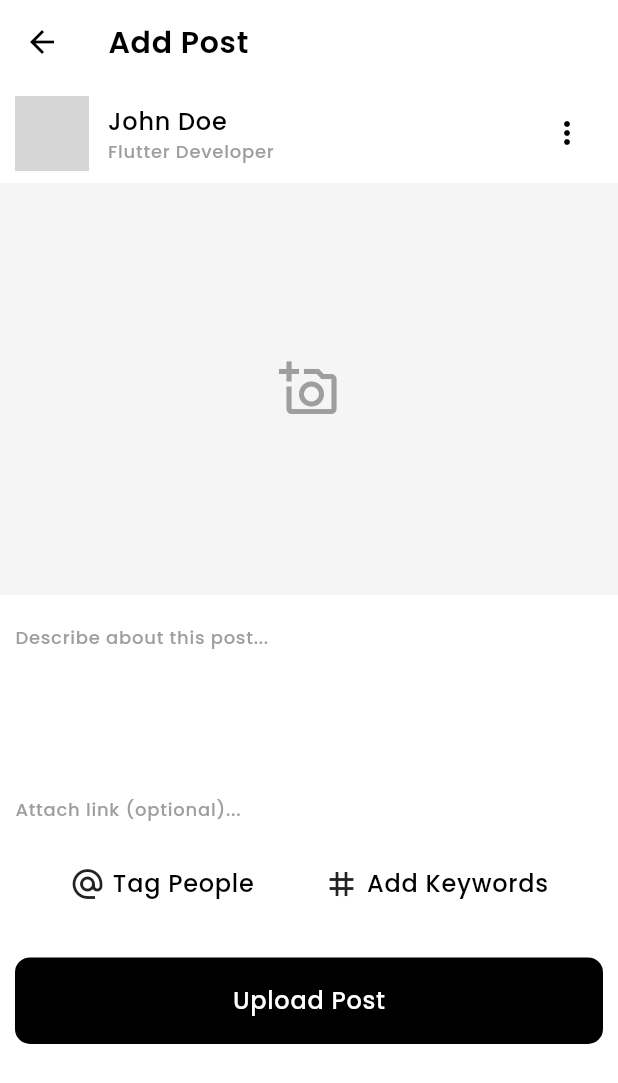
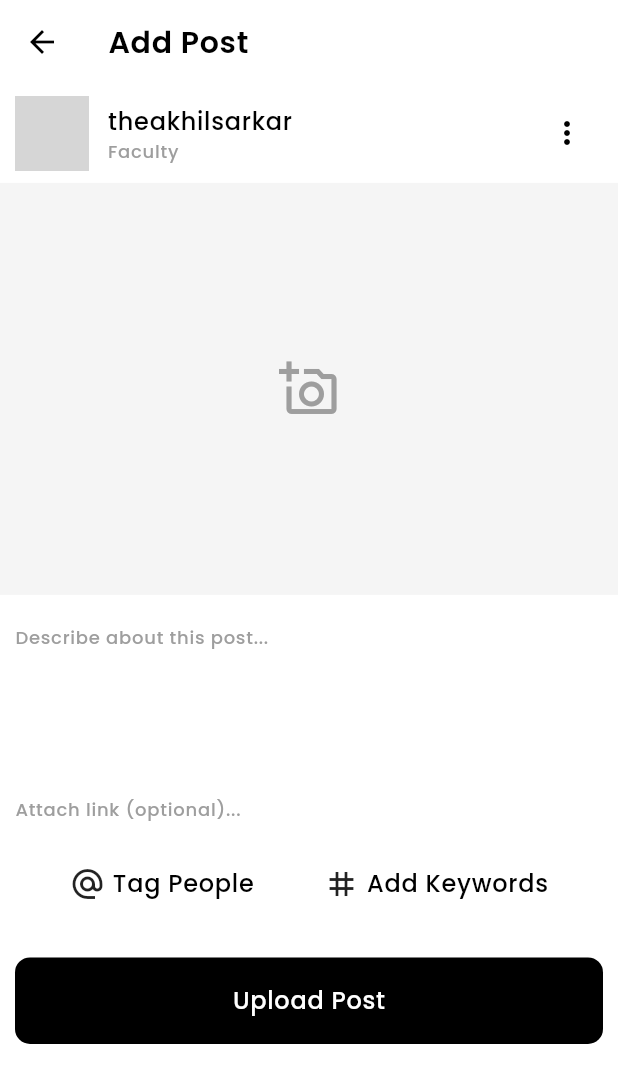
Before and after one commit to theAkHilsarkar18/skyer, a Flutter app: the AddPostScreen screen opened by its route, on a phone screen of 412 x 824 dp. Shown: the top 1083 px of the screen. Run offline on Flutter 3.47's test engine with Material 3 defaults, Android fonts, the phone set to English and light mode, and no system bars; our stand-ins replace animated_bottom_navigation_bar, google_fonts, share_plus; network calls fail; grey boxes are pictures that could not be loaded.

Commit message:
06-05-2024

```diff
--- a/lib/global_modal/userData.dart
+++ b/lib/global_modal/userData.dart
@@ -13,16 +13,16 @@ List userData = [
     'following' : 1,
     'profile_banner': 'https://images.pexels.com/photos/38568/apple-imac-ipad-workplace-38568.jpeg?auto=compress&cs=tinysrgb&w=1260&h=750&dpr=1',
     'profile_img': 'https://media.licdn.com/dms/image/D4D03AQH9iZq7oUyTKA/profile-displayphoto-shrink_200_200/0/1711671228423?e=1717632000&v=beta&t=Qmqf6YydjBPFhVT2xvTNXnhNvvM4HZuhwmgHb3qj5A8',
-    'posts_img' : [
+    'posts' : [
       {
-        'post_img': 'https://s3-alpha.figma.com/hub/file/4210100113/701f36a5-4b41-42b2-8e5f-e5b2039f6c73-cover.png',
+        'post_img': 'https://www.arshakir.com/uploads/projects/travel-agency-mobile-app-ui.webp',
         'post_desc': 'A LinkedIn headline should describe what you do, why someone should connect with you, and how you can help them. Utilizing specific keywords in your headline will make you more attractive to prospects.',
         'like' : 485,
         'share': 18,
         'comment':26,
       },
       {
-        'post_img': 'https://s3-alpha.figma.com/hub/file/3451275262/19be1b03-8ce3-4015-a416-404c1e16f1a9-cover.png',
+        'post_img': 'https://cdn.dribbble.com/users/5980575/screenshots/14807234/media/424a8afbb239f08d8ea46fdf73e30a32.png?resize=400x300&vertical=center',
         'post_desc': 'A LinkedIn headline should describe what you do, why someone should connect with you, and how you can help them. Utilizing specific keywords in your headline will make you more attractive to prospects.',
         'like' : 185,
         'share': 8,
--- a/lib/utils/globals.dart
+++ b/lib/utils/globals.dart
@@ -14,7 +14,7 @@ class Globals {
       "https://encrypted-tbn0.gstatic.com/images?q=tbn:ANd9GcRpTkw6Wj7PHREerdtSv3U6Xl3QQ0zjQQXzRQ&usqp=CAU";
 
   static String profileImageUrl2 =
-      "https://i.pinimg.com/564x/7f/ed/d8/7fedd865ab68b401303c07d61f64be97.jpg";
+      "https://img.freepik.com/premium-photo/headshot-photos-indian-women-dynamic-professions-occassions-indian-girl_978786-295.jpg";
 
   static String profileImageUrl3 =
       "https://miro.medium.com/v2/resize:fit:1334/1*yuP7XB_YW7VUsE_QskrSHA.jpeg";
--- a/lib/view/post view/component/post_view_top.dart
+++ b/lib/view/post view/component/post_view_top.dart
@@ -1,5 +1,6 @@
 import 'package:flutter/material.dart';
 
+import '../../../global_modal/userData.dart';
 import '../../../utils/colors.dart';
 import '../../../utils/globals.dart';
 
@@ -14,7 +15,7 @@ Container postViewTopBar(double height, double width, BuildContext context) {
           radius: width * 0.06,
           backgroundColor: whiteColor,
           backgroundImage: NetworkImage(
-            Globals.profileImageUrl,
+            userData[0]['profile_img'],
           ),
         ),
         SizedBox(
@@ -25,11 +26,11 @@ Container postViewTopBar(double height, double width, BuildContext context) {
           crossAxisAlignment: CrossAxisAlignment.start,
           children: [
             Text(
-              Globals.username,
+              userData[0]['username'],
               style: Theme.of(context).textTheme.titleMedium,
             ),
             Text(
-              Globals.userProfession,
+              userData[0]['profession'],
               style: Theme.of(context).textTheme.titleSmall,
             ),
           ],
--- a/lib/view/profile/components/profile_grid_view.dart
+++ b/lib/view/profile/components/profile_grid_view.dart
@@ -1,4 +1,5 @@
 import 'package:flutter/material.dart';
+import 'package:skyer/global_modal/userData.dart';
 
 import '../../../utils/globals.dart';
 
@@ -22,7 +23,7 @@ Widget profileGridView() {
             borderRadius: BorderRadius.circular(Globals.defaultPadding / 2),
             image: DecorationImage(
               fit: BoxFit.cover,
-              image: NetworkImage(Globals.postImageUrlList[index]),
+              image: NetworkImage(userData[0]['posts'][index]['post_img']),
             ),
           ),
         ),
```
Also changed, not shown: lib/view/post view/post_view.dart (+6 -5 lines).
